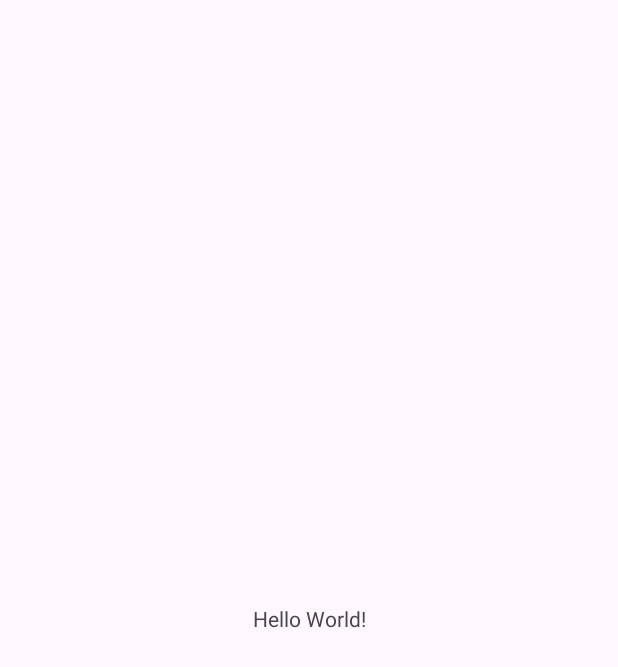
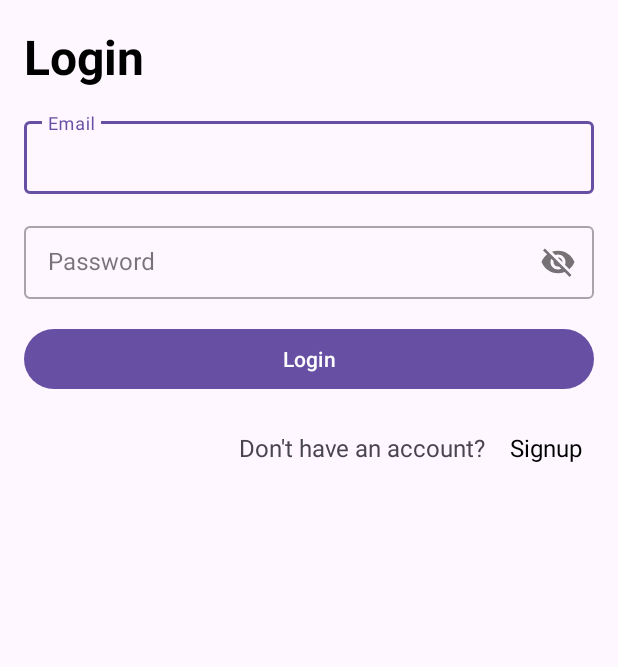
Before and after one commit to HarshRana-404/OdooLibrary, an Android app: the screen it shows after launch (MainActivity before the commit, Login after it), on a phone screen of 412 x 824 dp. Before the commit the part shown is almost empty. Shown: the top 667 px of the screen. Run offline under Robolectric (Android 15) with nearby library versions, the phone set to English and light mode, and no system bars; our stand-ins replace Firebase (no records; nobody signed in at launch, a user with empty details on screens opened directly).

Commit message:
Features as follow Splash screen Login Signup

```diff
--- a/app/src/main/java/com/threebrains/odoolibrary/MainActivity.java
+++ /dev/null
@@ -1,18 +0,0 @@
-package com.threebrains.odoolibrary;
-
-import android.os.Bundle;
-
-import androidx.activity.EdgeToEdge;
-import androidx.appcompat.app.AppCompatActivity;
-import androidx.core.graphics.Insets;
-import androidx.core.view.ViewCompat;
-import androidx.core.view.WindowInsetsCompat;
-
-public class MainActivity extends AppCompatActivity {
-
-    @Override
-    protected void onCreate(Bundle savedInstanceState) {
-        super.onCreate(savedInstanceState);
-        setContentView(R.layout.activity_main);
-    }
-}
--- /dev/null
+++ b/app/src/main/java/com/threebrains/odoolibrary/Splash_Activity.java
@@ -0,0 +1,83 @@
+package com.threebrains.odoolibrary;
+
+import android.content.Intent;
+import android.os.Bundle;
+import android.os.Handler;
+import android.util.Log;
+import android.widget.Toast;
+
+import androidx.appcompat.app.AppCompatActivity;
+
+import com.google.firebase.auth.FirebaseAuth;
+import com.google.firebase.firestore.DocumentReference;
+import com.google.firebase.firestore.FirebaseFirestore;
+import com.threebrains.odoolibrary.auth.Login;
+
+public class Splash_Activity extends AppCompatActivity {
+    FirebaseAuth fAuth;
+    FirebaseFirestore db;
+
+    @Override
+    protected void onCreate(Bundle savedInstanceState) {
+        super.onCreate(savedInstanceState);
+        setContentView(R.layout.activity_main);
+        fAuth = FirebaseAuth.getInstance();
+        db = FirebaseFirestore.getInstance();
+        new Handler().postDelayed(new Runnable() {
+            @Override
+            public void run() {
+               AuthUsers();
+                finish();
+            }
+        },3000);
+    }
+
+    private void AuthUsers() {
+
+        if (fAuth.getCurrentUser() == null) {
+            startActivity(new Intent(getApplicationContext(), Login.class));
+            finish();
+        } else {
+            String uid = (fAuth.getCurrentUser()).getUid();
+            DocumentReference df = db.collection("users").document(uid);
+
+            df.get().addOnSuccessListener(documentSnapshot -> {
+                if (documentSnapshot.exists()) {
+                    String role = documentSnapshot.getString("role");
+
+                    Log.d("FirestoreData", "role: " + role);
+
+                    assert role != null;
+                    if (role.equals("User")) {
+                      //  startActivity(new Intent(getApplicationContext(), admin_activity.class));
+                        finish();
+                    } else if (role.equals("Librarian")) {
+                       // startActivity(new Intent(getApplicationContext(), home.class));
+
+                        finish();
+                    }else if (role.equals("Admin")){
+
+                    }
+                    else {
+                        Toast.makeText(this, "User type not recognized", Toast.LENGTH_SHORT).show();
+                        FirebaseAuth.getInstance().signOut();
+                        //startActivity(new Intent(getApplicationContext(), MainActivity.class));
+                        finish();
+                    }
+                } else {
+                    Log.d("FirestoreData", "No such document");
+                    Toast.makeText(this, "User data not found", Toast.LENGTH_SHORT).show();
+                    FirebaseAuth.getInstance().signOut();
+                    startActivity(new Intent(getApplicationContext(), Login.class));
+                    finish();
+                }
+            }).addOnFailureListener(e -> {
+                Log.e("FirestoreError", "Error fetching document", e);
+                FirebaseAuth.getInstance().signOut();
+//                startActivity(new Intent(getApplicationContext(), MainActivity.class));
+//                overridePendingTransition(R.anim.zoom_in, R.anim.zoom_out);
+                finish();
+            });
+        }
+    }
+}
--- /dev/null
+++ b/app/src/main/java/com/threebrains/odoolibrary/auth/Login.java
@@ -0,0 +1,148 @@
+package com.threebrains.odoolibrary.auth;
+
+
+import androidx.appcompat.app.AppCompatActivity;
+
+import android.app.ProgressDialog;
+import android.content.Intent;
+import android.os.Bundle;
+import android.text.Editable;
+import android.text.TextUtils;
+import android.text.TextWatcher;
+import android.view.View;
+import android.widget.Button;
+import android.widget.TextView;
+import android.widget.Toast;
+
+import com.google.android.material.textfield.TextInputEditText;
+import com.google.android.material.textfield.TextInputLayout;
+import com.google.firebase.auth.FirebaseAuth;
+import com.threebrains.odoolibrary.Splash_Activity;
+import com.threebrains.odoolibrary.R;
+
+public class Login extends AppCompatActivity {
+
+    private TextInputEditText etEmail, etPassword;
+    private Button btnLogin;
+    private TextView tvSignup;
+
+    private FirebaseAuth mAuth;
+    ProgressDialog MprogressDialog;
+    TextInputLayout PasswordLayout;
+
+    @Override
+    protected void onCreate(Bundle savedInstanceState) {
+        super.onCreate(savedInstanceState);
+        setContentView(R.layout.activity_login);
+
+        mAuth = FirebaseAuth.getInstance();
+
+        etEmail = findViewById(R.id.et_email);
+        etPassword = findViewById(R.id.et_password);
+        btnLogin  = findViewById(R.id.btn_login);
+        tvSignup = findViewById(R.id.tv_CreateAc);
+        PasswordLayout  =findViewById(R.id.tl_password);
+
+        CheckAuth();
+        MprogressDialog = new ProgressDialog(this);
+        MprogressDialog.setCancelable(false);
+        MprogressDialog.setTitle("Login");
+        MprogressDialog.setMessage("Please wait...");
+        etPassword.addTextChangedListener(new TextWatcher() {
+            @Override
+            public void beforeTextChanged(CharSequence s, int start, int count, int after) {
+
+            }
+
+            @Override
+            public void onTextChanged(CharSequence s, int start, int before, int count) {
+                PasswordLayout.setEndIconMode(TextInputLayout.END_ICON_PASSWORD_TOGGLE);
+            }
+
+            @Override
+            public void afterTextChanged(Editable s) {
+
+            }
+        });
+        btnLogin.setOnClickListener(new View.OnClickListener() {
+            @Override
+            public void onClick(View v) {
+                String email = etEmail.getText().toString().trim();
+                String password = etPassword.getText().toString().trim();
+
+                if (TextUtils.isEmpty(email)) {
+                    etEmail.setError("Email is required.");
+                    etEmail.requestFocus();
+                    return;
+                }
+
+                if (!android.util.Patterns.EMAIL_ADDRESS.matcher(email).matches()) {
+                    etEmail.setError("Please enter a valid email address.");
+                    etEmail.requestFocus();
+                    return;
+                }
+
+                if (TextUtils.isEmpty(password)) {
+                    etPassword.setError("Password is required.");
+                    etPassword.requestFocus();
+                    hidePasswordTint();
+                    return;
+                }
+
+                if (password.length() < 8) {
+                    etPassword.setError("Password must be at least 8 characters long.");
+                    etPassword.requestFocus();
+                    hidePasswordTint();
+                    return;
+                }
+
+                loginUser(email, password);
+
+
+            }
+        });
+
+
+
+        tvSignup.setOnClickListener(new View.OnClickListener() {
+            @Override
+            public void onClick(View v) {
+                startActivity(new Intent(Login.this, Signup.class));
+            }
+        });
+    }
+    private void loginUser(String email, String password) {
+        try {
+            MprogressDialog.show();
+            mAuth.signInWithEmailAndPassword(email,password).addOnCompleteListener(task -> {
+                if (task.isSuccessful()){
+                    startActivity(new Intent(getApplicationContext(), Splash_Activity.class)); //changing to  home activity.
+                    finish();
+                    //finishing Activity from stack so that it will free up some memory.
+                }
+            }).addOnFailureListener(e -> {
+                MprogressDialog.dismiss();
+                //Telling user that  login Failed..
+                Toast.makeText(Login.this, "Login Failed:"+ e, Toast.LENGTH_SHORT).show();
+            });
+        } catch (Exception e) {
+            Toast.makeText(this, e.toString(), Toast.LENGTH_SHORT).show();
+        }
+    }
+
+    private void CheckAuth() {
+//        if (mAuth.getCurrentUser()==null){
+//            startActivity(new Intent(getApplicationContext(), Login.class));
+//            finish();
+//        }
+        if (mAuth.getCurrentUser() !=null){
+          //TODO Login to home
+              startActivity(new Intent(getApplicationContext(), Splash_Activity.class));
+            finish();
+        }
+
+    }
+    public void hidePasswordTint(){
+        PasswordLayout.setEndIconMode(TextInputLayout.END_ICON_NONE);
+    }
+}
--- /dev/null
+++ b/app/src/main/res/layout/activity_login.xml
@@ -0,0 +1,111 @@
+<ScrollView
+    xmlns:android="http://schemas.android.com/apk/res/android"
+    xmlns:app="http://schemas.android.com/apk/res-auto"
+    xmlns:tools="http://schemas.android.com/tools"
+    android:layout_width="match_parent"
+    android:layout_height="match_parent"
+    tools:context=".auth.Login">
+    <LinearLayout
+        android:layout_width="match_parent"
+        android:layout_height="match_parent"
+        android:orientation="vertical">
+
+        <RelativeLayout
+            android:layout_width="match_parent"
+            android:layout_height="match_parent"
+            >
+
+            <LinearLayout
+                android:layout_width="match_parent"
+                android:layout_height="match_parent"
+                android:padding="16dp"
+                android:orientation="vertical"
+                >
+
+                <TextView
+                    android:layout_width="wrap_content"
+                    android:layout_height="wrap_content"
+                    android:text="Login"
+                    android:textColor="@color/black"
+                    android:textSize="32sp"
+                    android:textStyle="bold" />
+
+
+
+                <com.google.android.material.textfield.TextInputLayout
+                    android:layout_width="match_parent"
+                    android:layout_height="wrap_content"
+                    android:hint="Email"
+                    android:layout_marginTop="16dp"
+                    style="@style/Widget.MaterialComponents.TextInputLayout.OutlinedBox.Dense">
+
+                    <com.google.android.material.textfield.TextInputEditText
+                        android:id="@+id/et_email"
+                        android:inputType="textEmailAddress"
+                        android:layout_width="match_parent"
+                        android:layout_height="wrap_content" />
+
+                </com.google.android.material.textfield.TextInputLayout>
+
+                <com.google.android.material.textfield.TextInputLayout
+                    android:layout_width="match_parent"
+                    android:layout_height="wrap_content"
+                    android:id="@+id/tl_password"
+                    android:hint="Password"
+                    app:passwordToggleEnabled="true"
+                    android:layout_marginTop="16dp"
+                    style="@style/Widget.MaterialComponents.TextInputLayout.OutlinedBox.Dense">
+
+                    <com.google.android.material.textfield.TextInputEditText
+                        android:id="@+id/et_password"
+                        android:layout_width="match_parent"
+                        android:layout_height="wrap_content" />
+
+                </com.google.android.material.textfield.TextInputLayout>
+
+                <Button
+                    android:id="@+id/btn_login"
+                    android:layout_width="match_parent"
+                    android:layout_height="wrap_content"
+                    android:text="Login"
+                    android:layout_marginTop="16dp" />
+
+                <LinearLayout
+                    android:layout_width="match_parent"
+                    android:layout_height="wrap_content"
+                    android:layout_marginTop="16dp"
+                    android:gravity="end">
+
+                    <TextView
+                        android:layout_width="wrap_content"
+                        android:layout_height="wrap_content"
+                        android:layout_gravity="center"
+                        android:padding="8dp"
+                        android:text="Don't have an account?"
+                        android:textStyle="normal"
+                        android:textSize="16sp" />
+
+                    <TextView
+                        android:id="@+id/tv_CreateAc"
+                        android:layout_width="wrap_content"
+                        android:layout_height="wrap_content"
+                        android:layout_gravity="center"
+                        android:paddingHorizontal="8dp"
+                        android:paddingVertical="4dp"
+                        android:clickable="true"
+                        android:foreground="?attr/selectableItemBackground"
+                        android:text="Signup"
+                        android:textColor="@color/black"
+                        android:textStyle="normal"
+                        android:textSize="16sp" />
+
+                </LinearLayout>
+
+            </LinearLayout>
+
+
+        </RelativeLayout>
+
+    </LinearLayout>
+
+</ScrollView>
--- a/app/src/main/res/layout/activity_main.xml
+++ b/app/src/main/res/layout/activity_main.xml
@@ -5,12 +5,12 @@
     android:id="@+id/main"
     android:layout_width="match_parent"
     android:layout_height="match_parent"
-    tools:context=".MainActivity">
+    tools:context=".Splash_Activity">
 
     <TextView
         android:layout_width="wrap_content"
         android:layout_height="wrap_content"
-        android:text="Hello World!"
+        android:text="splash screen!"
         app:layout_constraintBottom_toBottomOf="parent"
         app:layout_constraintEnd_toEndOf="parent"
         app:layout_constraintStart_toStartOf="parent"
```
Also changed, not shown: app/src/main/AndroidManifest.xml (+7 -1 lines), app/src/main/java/com/threebrains/odoolibrary/auth/Signup.java (added, +210 -0 lines), app/src/main/java/com/threebrains/odoolibrary/utilities/Constants.java (added, +13 -0 lines), app/src/main/res/layout/activity_signup.xml (added, +134 -0 lines).
